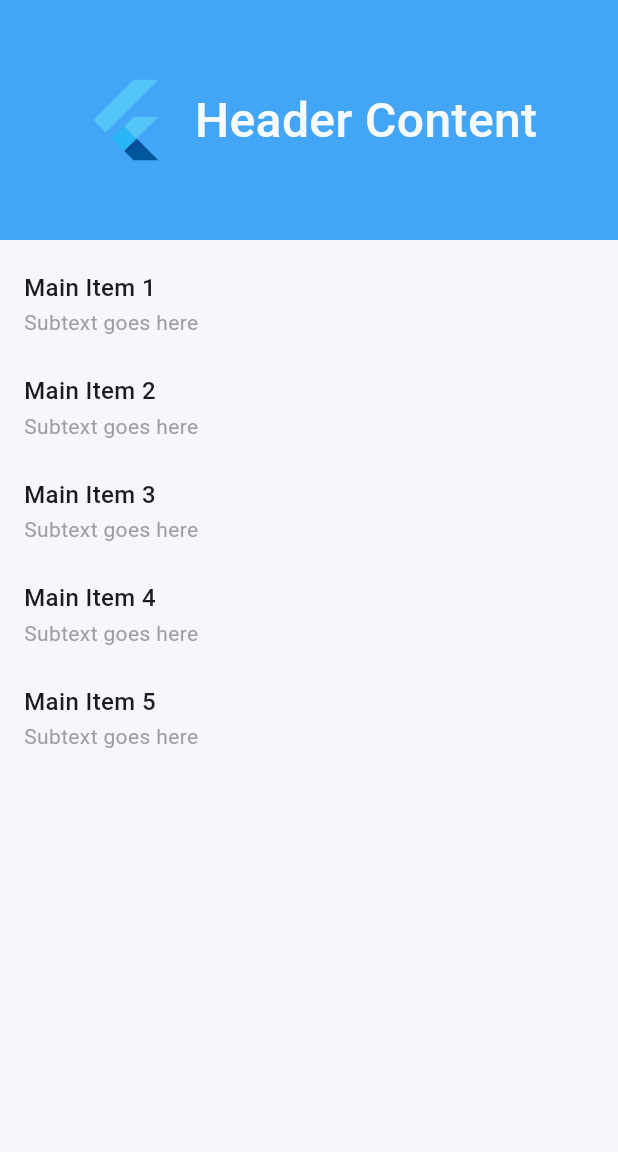
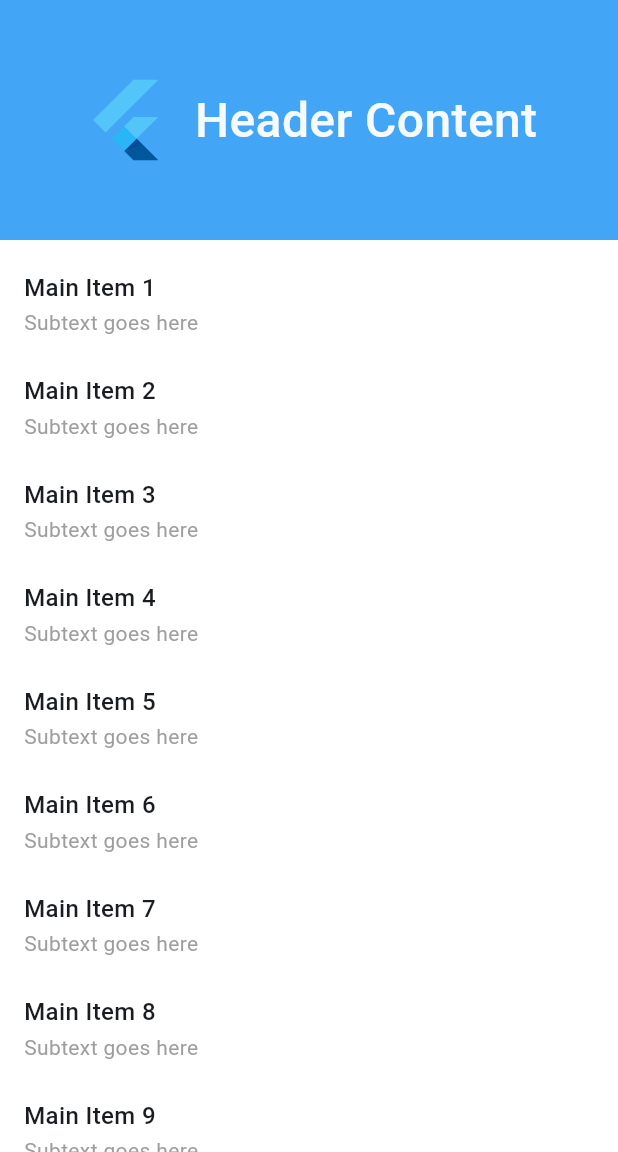
Before and after one commit to k224265/flutterapp-sfmd-, a Flutter app: the _PortraitLayout screen opened directly, on a phone screen of 412 x 824 dp, the part 84-1236 px from its top. Run offline on Flutter 3.47's test engine with Material 3 defaults, Android fonts, the phone set to English and light mode, and no system bars.

Commit message:
Fix adaptive layout: increase list items to 10, white background in portrait
Matches the screenshot showing 9+ scrollable Main Items with
white background in portrait mode.

Co-Authored-By: Claude Opus 4.6 <noreply@anthropic.com>

```diff
--- a/lib/screens/adaptive_layout_screen.dart
+++ b/lib/screens/adaptive_layout_screen.dart
@@ -99,7 +99,7 @@ class _LandscapeLayout extends StatelessWidget {
                     color: const Color(0xFFF9F5FD),
                     child: ListView.builder(
                       padding: const EdgeInsets.symmetric(vertical: 8),
-                      itemCount: 5,
+                      itemCount: 10,
                       itemBuilder: (context, index) {
                         return _ContentListItem(index: index + 1);
                       },
@@ -123,6 +123,7 @@ class _PortraitLayout extends StatelessWidget {
   @override
   Widget build(BuildContext context) {
     return Scaffold(
+      backgroundColor: Colors.white,
       appBar: AppBar(
         title: const Text('Adaptive Layout'),
         backgroundColor: Colors.white,
@@ -198,15 +199,12 @@ class _PortraitLayout extends StatelessWidget {
 
           // List items
           Expanded(
-            child: Container(
-              color: const Color(0xFFF9F5FD),
-              child: ListView.builder(
-                padding: const EdgeInsets.symmetric(vertical: 8),
-                itemCount: 5,
-                itemBuilder: (context, index) {
-                  return _ContentListItem(index: index + 1);
-                },
-              ),
+            child: ListView.builder(
+              padding: const EdgeInsets.symmetric(vertical: 8),
+              itemCount: 10,
+              itemBuilder: (context, index) {
+                return _ContentListItem(index: index + 1);
+              },
             ),
           ),
         ],
```
